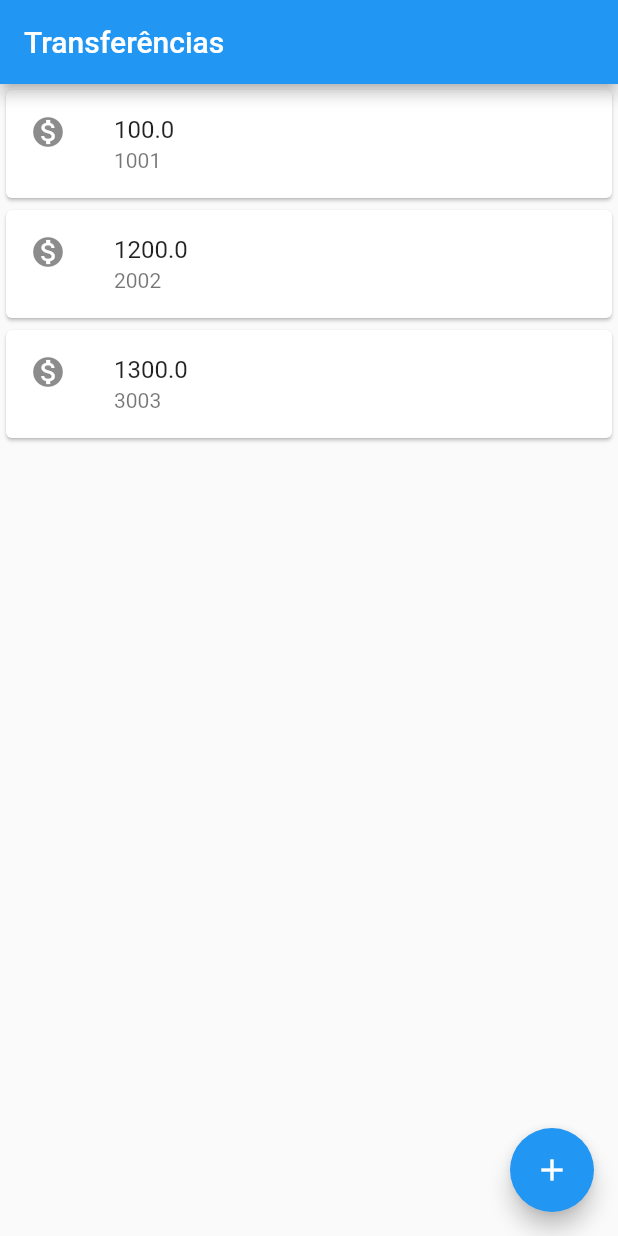
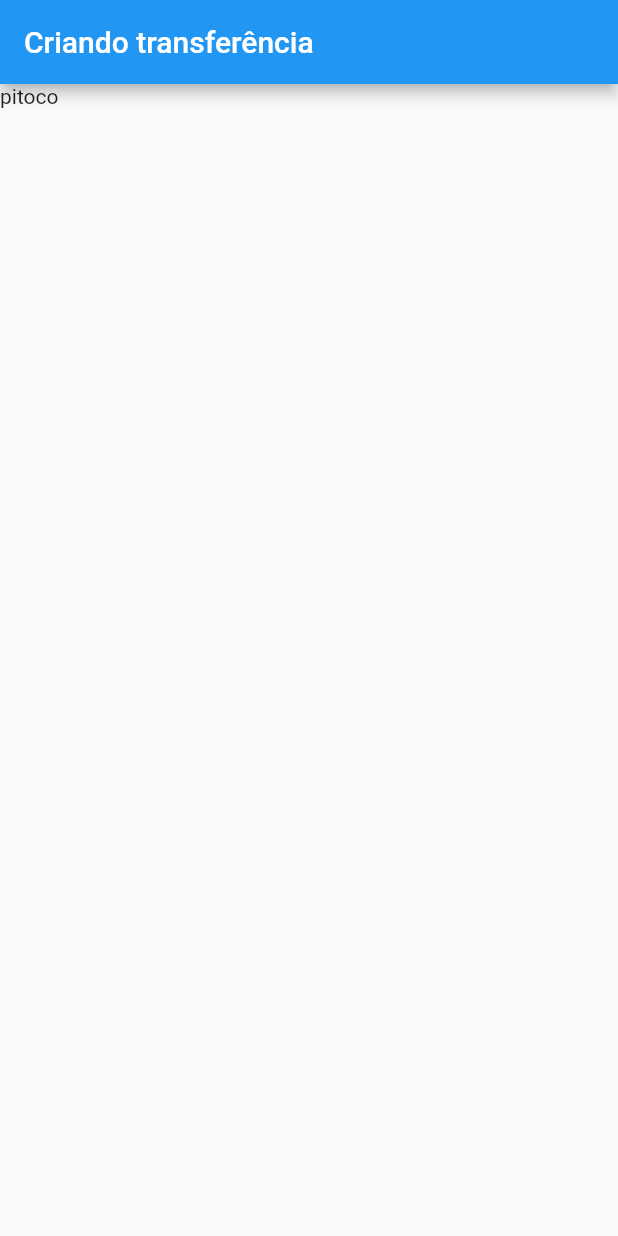
Before and after one commit to carolbonturi/byteBank, a Flutter app: the screen it shows after launch, on a phone screen of 412 x 824 dp. Run offline on Flutter 3.47's test engine with Material 2 defaults, Android fonts, the phone set to English and light mode, and no system bars.

Commit message:
Create Transfer: second screen

```diff
--- a/lib/main.dart
+++ b/lib/main.dart
@@ -1,24 +1,42 @@
 import 'package:flutter/material.dart';
 
-void main() => runApp(MaterialApp(
+void main() => runApp(BytebankApp());
+
+class BytebankApp extends StatelessWidget {
+  @override
+  Widget build(BuildContext context) {
+    return MaterialApp(
       home: Scaffold(
-        appBar: AppBar(title: Text('Transferências'),),
-        floatingActionButton: FloatingActionButton(
-          child: Icon(Icons.add),
-        ),
-        body: ListaTranferencias()
+        body: FormularioTransferencia(),
       ),
-    ));
+    );
+  }
+}
+
+class FormularioTransferencia extends StatelessWidget {
+  @override
+  Widget build(BuildContext context) {
+    return Scaffold(
+      appBar: AppBar(title: Text('Criando transferência'),),
+        body: Text('pitoco'));
+  }
+}
 
 class ListaTranferencias extends StatelessWidget {
   @override
   Widget build(BuildContext context) {
-    return Column(
-      children: <Widget>[
-        ItemTransferencia(Transferencia(100.0, 1001)),
-        ItemTransferencia(Transferencia(1200.0, 2002)),
-        ItemTransferencia(Transferencia(1300.0, 3003)),
-      ],
+    return Scaffold(
+      appBar: AppBar(title: Text('Transferências'),),
+      body: Column(
+        children: <Widget>[
+          ItemTransferencia(Transferencia(100.0, 1001)),
+          ItemTransferencia(Transferencia(1200.0, 2002)),
+          ItemTransferencia(Transferencia(1300.0, 3003)),
+        ],
+      ),
+      floatingActionButton: FloatingActionButton(
+        child: Icon(Icons.add),
+      ),
     );
   }
 }
```
Also changed, not shown: 1 other file.
